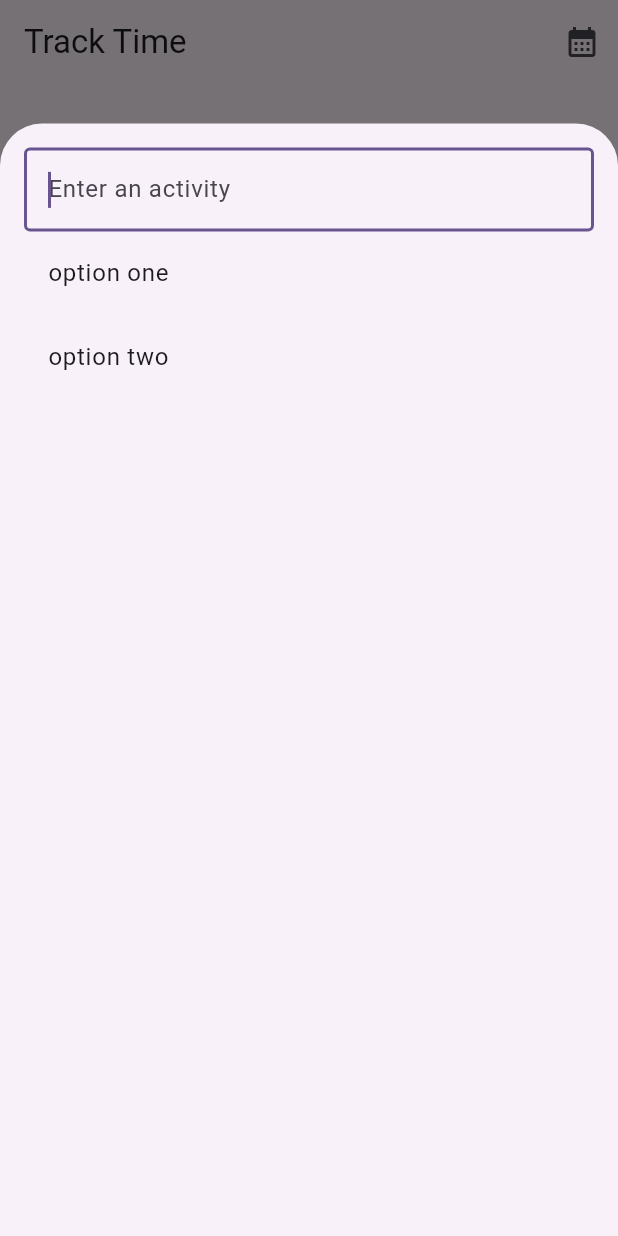
After one commit to jesselooney/onclo, a Flutter app: the screen it shows after launch, after a tap on the "add" icon, on a phone screen of 412 x 824 dp. The commit adds this screen. Run offline on Flutter 3.47's test engine with Material 3 defaults, Android fonts, the phone set to English and light mode, and no system bars; drawn by our look-alikes of scrollable_positioned_list; our stand-ins replace drift, drift_flutter; accounts and stored records are empty; generated files the repository leaves out were written again.

Commit message:
organize imports

```diff
--- a/lib/converters/activity_converter.dart
+++ b/lib/converters/activity_converter.dart
@@ -1,7 +1,8 @@
 import 'dart:convert';
 
 import 'package:drift/drift.dart';
-import 'package:onclo_mobile/models/activity.dart';
+
+import 'package:onclo_mobile/models/models.dart';
 
 class ActivityConverter extends TypeConverter<Activity, String> {
   const ActivityConverter();
--- /dev/null
+++ b/lib/converters/converters.dart
@@ -0,0 +1 @@
+export 'activity_converter.dart';
--- /dev/null
+++ b/lib/extensions/extensions.dart
@@ -0,0 +1 @@
+export 'date_time_extensions.dart';
--- /dev/null
+++ b/lib/models/models.dart
@@ -0,0 +1,2 @@
+export 'activity.dart';
+export 'session.dart';
--- a/lib/models/session.dart
+++ b/lib/models/session.dart
@@ -1,5 +1,6 @@
-import './activity.dart';
 import 'package:onclo_mobile/database.dart';
+
+import 'activity.dart';
 
 class Session {
   final int sessionEndId;
--- /dev/null
+++ b/lib/pages/pages.dart
@@ -0,0 +1 @@
+export 'tracking_page.dart';
--- /dev/null
+++ b/lib/pages/tracking_page.dart
@@ -0,0 +1,110 @@
+import 'package:flutter/material.dart';
+import 'package:scrollable_positioned_list/scrollable_positioned_list.dart';
+
+import 'package:onclo_mobile/database.dart';
+import 'package:onclo_mobile/extensions/extensions.dart';
+import 'package:onclo_mobile/models/models.dart';
+import 'package:onclo_mobile/widgets/widgets.dart';
+
+class TrackingPage extends StatefulWidget {
+  final AppDatabase db;
+
+  const TrackingPage({super.key, required this.db});
+
+  @override
+  State<TrackingPage> createState() => _TrackingPageState();
+}
+
+class _TrackingPageState extends State<TrackingPage> {
+  final ItemScrollController scrollController = ItemScrollController();
+  final DateTime defaultFirstDay = DateTime.now().atStartOfDay;
+  late final Stream<DateTime> firstDayStream;
+
+  @override
+  void initState() {
+    super.initState();
+    firstDayStream = widget.db.watchFirstEndDate().map(
+      (firstEndDate) => (firstEndDate ?? defaultFirstDay).atStartOfDay,
+    );
+  }
+
+  Widget buildJumpToDayAction({required DateTime firstDay}) => IconButton(
+    icon: const Icon(Icons.calendar_month),
+    onPressed: () async {
+      final DateTime? pickedDate = await showDatePicker(
+        context: context,
+        firstDate: firstDay,
+        lastDate: DateTime.now(),
+      );
+
+      // If the user canceled the dialog, do nothing.
+      if (pickedDate == null) return;
+
+      // Use the number of days between now and the desired date as the index
+      // to jump to. Due to DateTime shenanigans, we may get the wrong number
+      // of days, but it will be close enough.
+      final daysBetween = DateTime.now().difference(pickedDate).inDays;
+      scrollController.jumpTo(index: daysBetween);
+    },
+  );
+
+  Widget buildFab() => FloatingActionButton(
+    onPressed: () async {
+      // TODO: extract this as a custom method for the ActivitySelector(Modal),
+      // whose return type is thus safe.
+      final Activity? activity = await showModalBottomSheet<Activity?>(
+        context: context,
+        isScrollControlled: true,
+        builder: (BuildContext context) => FractionallySizedBox(
+          heightFactor: 0.9,
+          child: Container(
+            padding: EdgeInsets.all(16.0),
+            child: ActivitySelector(),
+          ),
+        ),
+      );
+
+      if (activity != null) widget.db.endSessionNow(activity);
+    },
+    tooltip: 'Add Session',
+    child: const Icon(Icons.add),
+  );
+
+  Widget buildNavigationBar() => NavigationBar(
+    destinations: [
+      NavigationDestination(icon: Icon(Icons.punch_clock), label: "Track Time"),
+      NavigationDestination(icon: Icon(Icons.bar_chart), label: "Analyze Time"),
+    ],
+  );
+
+  @override
+  Widget build(BuildContext context) => StreamBuilder(
+    initialData: defaultFirstDay,
+    stream: firstDayStream,
+    builder: (context, snapshot) => Scaffold(
+      appBar: AppBar(
+        title: Text('Track Time'),
+        actions: snapshot.hasData
+            ? [buildJumpToDayAction(firstDay: snapshot.requireData)]
+            : [],
+      ),
+      body: Center(
+        child: Column(
+          mainAxisAlignment: MainAxisAlignment.center,
+          children: <Widget>[
+            Expanded(
+              child: snapshot.hasData
+                  ? DaysView(
+                      firstDate: snapshot.requireData,
+                      itemScrollController: scrollController,
+                    )
+                  : Container(),
+            ),
+          ],
+        ),
+      ),
+      floatingActionButton: buildFab(),
+      bottomNavigationBar: buildNavigationBar(),
+    ),
+  );
+}
--- /dev/null
+++ b/lib/widgets/activity_picker.dart
@@ -0,0 +1,34 @@
+import 'package:flutter/material.dart';
+import 'package:provider/provider.dart';
+
+import 'package:onclo_mobile/database.dart';
+import 'package:onclo_mobile/models/models.dart';
+
+class ActivitySelector extends StatelessWidget {
+  @override
+  Widget build(BuildContext context) => Center(
+    child: Column(
+      crossAxisAlignment: CrossAxisAlignment.stretch,
+      children: [
+        TextField(
+          autofocus: true,
+          onSubmitted: (String activityString) {
+            final activity = Activity(activityString);
+            Navigator.pop(context, activity.name.isEmpty ? null : activity);
+          },
+          decoration: InputDecoration(
+            border: OutlineInputBorder(),
+            hintText: "Enter an activity",
+          ),
+        ),
+        ListView(
+          shrinkWrap: true,
+          children: [
+            ListTile(title: const Text("option one")),
+            ListTile(title: const Text("option two")),
+          ],
+        ),
+      ],
+    ),
+  );
+}
--- a/lib/widgets/day_view.dart
+++ b/lib/widgets/day_view.dart
@@ -1,7 +1,9 @@
-import '../database.dart';
-import 'session_view.dart';
 import 'package:flutter/material.dart';
 import 'package:intl/intl.dart';
+
+import 'package:onclo_mobile/database.dart';
+
+import 'session_view.dart';
 
 class DayView extends StatefulWidget {
   final AppDatabase db;
--- a/lib/widgets/session_detail_view.dart
+++ b/lib/widgets/session_detail_view.dart
@@ -1,6 +1,7 @@
-import '../models/session.dart';
 import 'package:flutter/material.dart';
 import 'package:intl/intl.dart';
+
+import 'package:onclo_mobile/models/models.dart';
 
 class SessionDetailView extends StatelessWidget {
   final Session session;
--- /dev/null
+++ b/lib/widgets/widgets.dart
@@ -0,0 +1,5 @@
+export 'activity_picker.dart';
+export 'days_view.dart';
+export 'day_view.dart';
+export 'session_detail_view.dart';
+export 'session_view.dart';
```
Also changed, not shown: lib/main.dart (+3 -135 lines), lib/widgets/days_view.dart (+5 -3 lines), lib/widgets/session_view.dart (+7 -5 lines).
